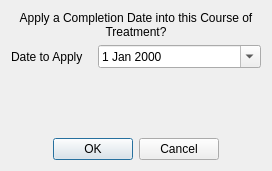
The window that src/openmolar/qt-designer/completionDate.ui (rowinggolfer/openmolar1) describes before a commit, drawn with Qt 5.
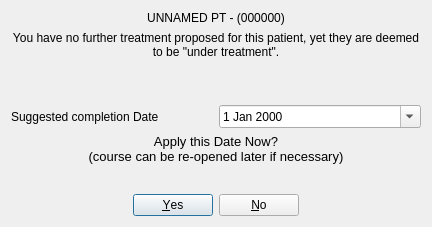
The same window after the commit.

Commit message: new date policy. implementation of monthview calendar has begun...

The edit to the form file:
```diff
--- a/src/openmolar/qt-designer/completionDate.ui
+++ b/src/openmolar/qt-designer/completionDate.ui
@@ -6,31 +6,79 @@
    <rect>
     <x>0</x>
     <y>0</y>
-    <width>272</width>
-    <height>171</height>
+    <width>432</width>
+    <height>227</height>
    </rect>
   </property>
   <property name="windowTitle">
    <string>Completion Date</string>
   </property>
-  <layout class="QGridLayout" name="gridLayout">
-   <item row="2" column="0" colspan="3">
-    <spacer name="verticalSpacer">
+  <layout class="QVBoxLayout" name="verticalLayout">
+   <item>
+    <widget class="QLabel" name="pt_label">
+     <property name="text">
+      <string>UNNAMED PT - (000000)</string>
+     </property>
+     <property name="alignment">
+      <set>Qt::AlignCenter</set>
+     </property>
+    </widget>
+   </item>
+   <item>
+    <widget class="QLabel" name="autoComplete_label">
+     <property name="text">
+      <string>You have no further treatment proposed for this patient, yet they are deemed to be &quot;under treatment&quot;.</string>
+     </property>
+     <property name="alignment">
+      <set>Qt::AlignCenter</set>
+     </property>
+     <property name="wordWrap">
+      <bool>true</bool>
+     </property>
+    </widget>
+   </item>
+   <item>
+    <spacer name="verticalSpacer_2">
      <property name="orientation">
       <enum>Qt::Vertical</enum>
      </property>
      <property name="sizeHint" stdset="0">
       <size>
-       <width>188</width>
-       <height>89</height>
+       <width>20</width>
+       <height>40</height>
       </size>
      </property>
     </spacer>
    </item>
-   <item row="0" column="0" colspan="3">
+   <item>
+    <layout class="QHBoxLayout" name="horizontalLayout">
+     <item>
+      <widget class="QLabel" name="label_4">
+       <property name="layoutDirection">
+        <enum>Qt::RightToLeft</enum>
+       </property>
+       <property name="text">
+        <string>Suggested completion Date</string>
+       </property>
+      </widget>
+     </item>
+     <item>
+      <widget class="QDateEdit" name="dateEdit">
+       <property name="calendarPopup">
+        <bool>true</bool>
+       </property>
+      </widget>
+     </item>
+    </layout>
+   </item>
+   <item>
     <widget class="QLabel" name="label">
      <property name="text">
-      <string>Apply a Completion Date into this Course of Treatment?</string>
+      <string>&lt;!DOCTYPE HTML PUBLIC &quot;-//W3C//DTD HTML 4.0//EN&quot; &quot;http://www.w3.org/TR/REC-html40/strict.dtd&quot;&gt;
+&lt;html&gt;&lt;head&gt;&lt;meta name=&quot;qrichtext&quot; content=&quot;1&quot; /&gt;&lt;style type=&quot;text/css&quot;&gt;
+p, li { white-space: pre-wrap; }
+&lt;/style&gt;&lt;/head&gt;&lt;body style=&quot; font-family:'Sans Serif'; font-size:10pt; font-weight:400; font-style:normal;&quot;&gt;
+&lt;p style=&quot; margin-top:0px; margin-bottom:0px; margin-left:0px; margin-right:0px; -qt-block-indent:0; text-indent:0px;&quot;&gt;Apply this Date Now?&lt;br /&gt;(course can be re-opened later if necessary)&lt;/p&gt;&lt;/body&gt;&lt;/html&gt;</string>
      </property>
      <property name="alignment">
       <set>Qt::AlignCenter</set>
@@ -40,33 +88,32 @@
      </property>
     </widget>
    </item>
-   <item row="1" column="0">
-    <widget class="QLabel" name="label_4">
-     <property name="text">
-      <string>Date to Apply</string>
+   <item>
+    <spacer name="verticalSpacer">
+     <property name="orientation">
+      <enum>Qt::Vertical</enum>
      </property>
-    </widget>
+     <property name="sizeHint" stdset="0">
+      <size>
+       <width>20</width>
+       <height>14</height>
+      </size>
+     </property>
+    </spacer>
    </item>
-   <item row="3" column="0" colspan="3">
+   <item>
     <widget class="QDialogButtonBox" name="buttonBox">
      <property name="orientation">
       <enum>Qt::Horizontal</enum>
      </property>
      <property name="standardButtons">
-      <set>QDialogButtonBox::Cancel|QDialogButtonBox::Ok</set>
+      <set>QDialogButtonBox::No|QDialogButtonBox::Yes</set>
      </property>
      <property name="centerButtons">
       <bool>true</bool>
      </property>
     </widget>
    </item>
-   <item row="1" column="1" colspan="2">
-    <widget class="QDateEdit" name="dateEdit">
-     <property name="calendarPopup">
-      <bool>true</bool>
-     </property>
-    </widget>
-   </item>
   </layout>
  </widget>
  <resources/>
```
The commit also changes 38 other files.
